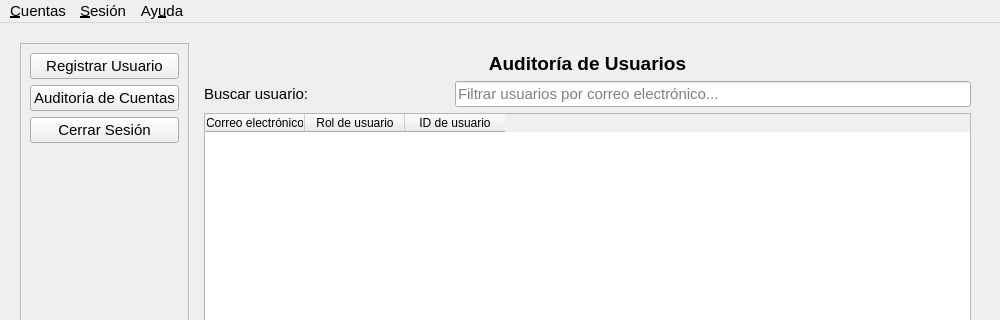
LeonardoByte/ucuenca-practicas-preprofesionales-py, file src/views/ui/main_window_administrador.ui: the form before one commit; both pictures show x 0 to 1000 and y 0 to 320 of the 1000 by 700 pixel window.
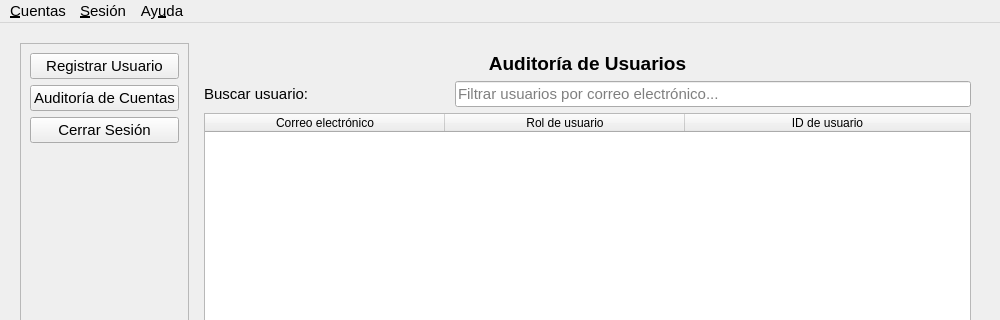
The form after the commit.

```diff
--- a/src/views/ui/main_window_administrador.ui
+++ b/src/views/ui/main_window_administrador.ui
@@ -425,6 +425,12 @@
             <property name="selectionBehavior">
              <enum>QAbstractItemView::SelectRows</enum>
             </property>
+            <attribute name="horizontalHeaderDefaultSectionSize">
+             <number>240</number>
+            </attribute>
+            <attribute name="horizontalHeaderStretchLastSection">
+             <bool>true</bool>
+            </attribute>
             <column>
              <property name="text">
               <string>Correo electrónico</string>
```
